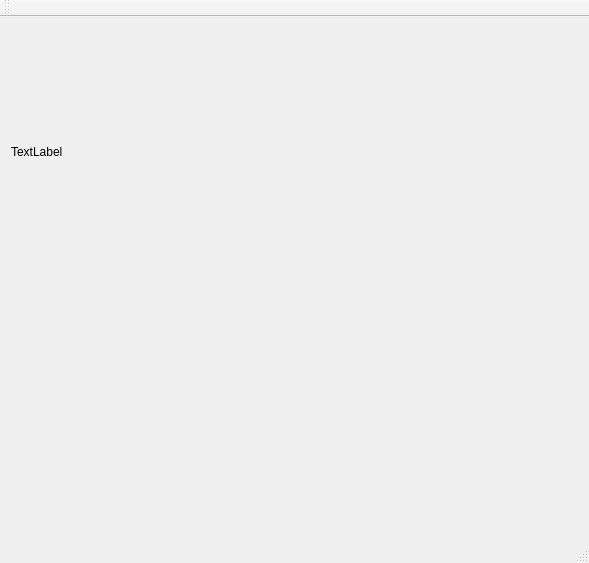
The window that Capzoid/mainwindow.ui (HalloSoft/Capzoid) describes before a commit, drawn with Qt 5.
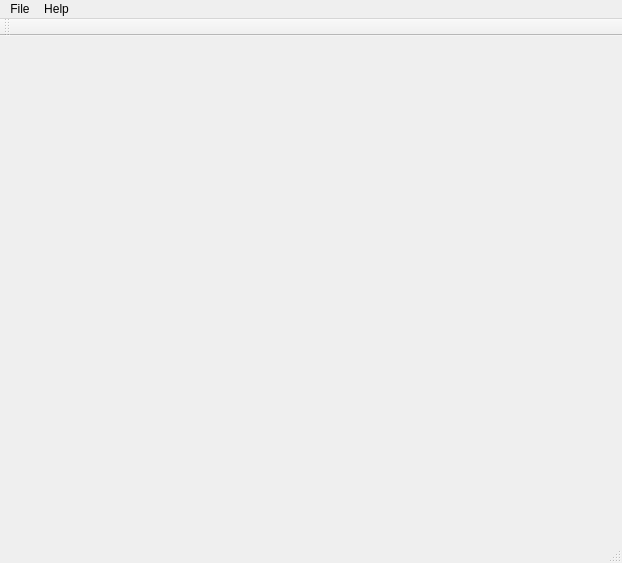
The same window after the commit. Custom widgets are drawn as their Qt base class.

```diff
--- a/Capzoid/mainwindow.ui
+++ b/Capzoid/mainwindow.ui
@@ -6,7 +6,7 @@
    <rect>
     <x>0</x>
     <y>0</y>
-    <width>589</width>
+    <width>618</width>
     <height>563</height>
    </rect>
   </property>
@@ -17,21 +17,20 @@
    <layout class="QVBoxLayout" name="verticalLayout">
     <item>
      <widget class="QLabel" name="label">
-      <property name="text">
-       <string>TextLabel</string>
-      </property>
-     </widget>
-    </item>
-    <item>
-     <widget class="ControlWidget" name="controlWidget" native="true">
       <property name="minimumSize">
        <size>
-        <width>300</width>
-        <height>200</height>
+        <width>600</width>
+        <height>400</height>
        </size>
       </property>
+      <property name="text">
+       <string/>
+      </property>
      </widget>
     </item>
+    <item>
+     <widget class="ControlWidget" name="controlWidget" native="true"/>
+    </item>
    </layout>
   </widget>
   <widget class="QMenuBar" name="menuBar">
@@ -39,10 +38,23 @@
     <rect>
      <x>0</x>
      <y>0</y>
-     <width>589</width>
+     <width>618</width>
      <height>32</height>
     </rect>
    </property>
+   <widget class="QMenu" name="menuFile">
+    <property name="title">
+     <string>File</string>
+    </property>
+   </widget>
+   <widget class="QMenu" name="menuHelp">
+    <property name="title">
+     <string>Help</string>
+    </property>
+    <addaction name="actionAbout"/>
+   </widget>
+   <addaction name="menuFile"/>
+   <addaction name="menuHelp"/>
   </widget>
   <widget class="QToolBar" name="mainToolBar">
    <attribute name="toolBarArea">
```
Left out of the diff: 5 changed lines with no effect on the pictures.
